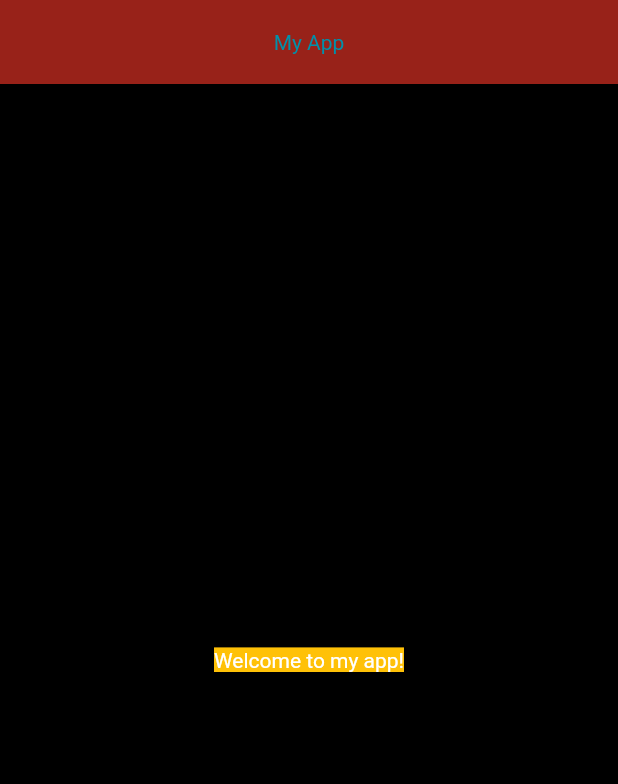
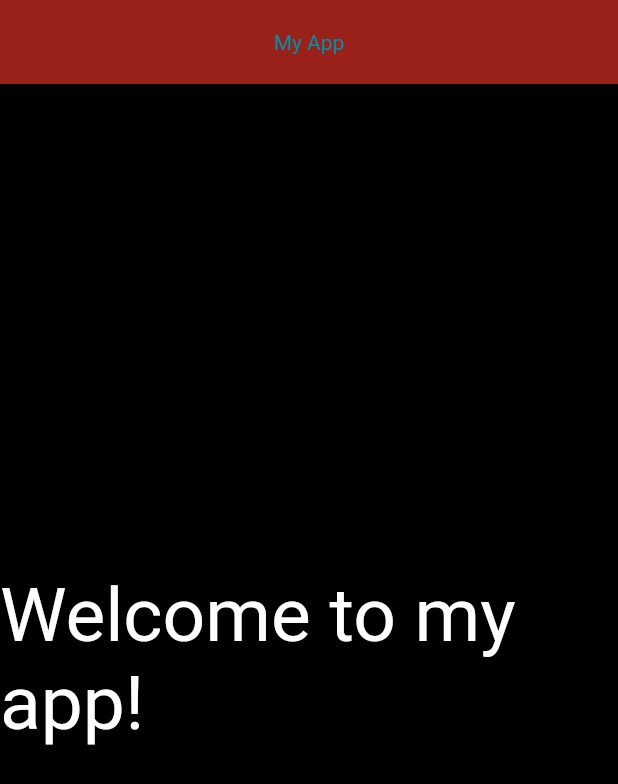
Before and after one commit to voronov-nikita/TerminalControl, a Flutter app: the screen it shows after launch, on a phone screen of 412 x 824 dp. Shown: the top 784 px of the screen. Run offline on Flutter 3.47's test engine with Material 2 defaults, Android fonts, the light colour scheme and no system bars.

```diff
--- a/lib/main.dart
+++ b/lib/main.dart
@@ -32,7 +32,7 @@ class MyHomePage extends StatelessWidget {
           'Welcome to my app!',
           style: TextStyle(
             color: Colors.white,
-            backgroundColor: Colors.amber,
+            fontSize: 50,
           ),
           ),
       ),
```
Also changed, not shown: 2 other files.
